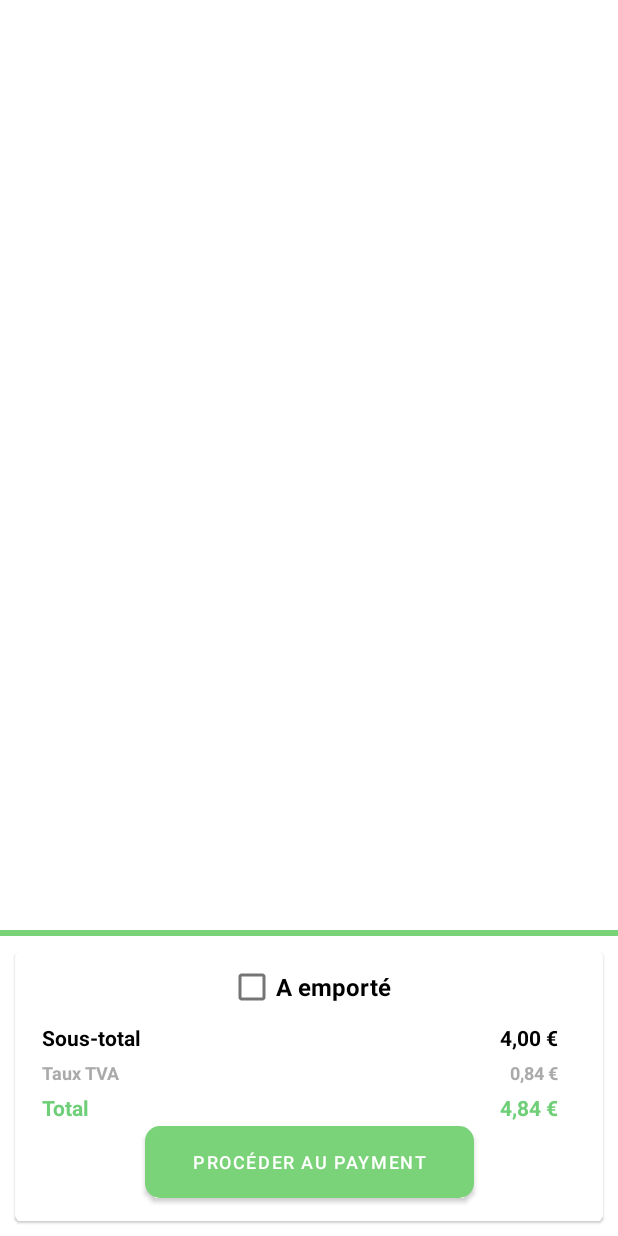
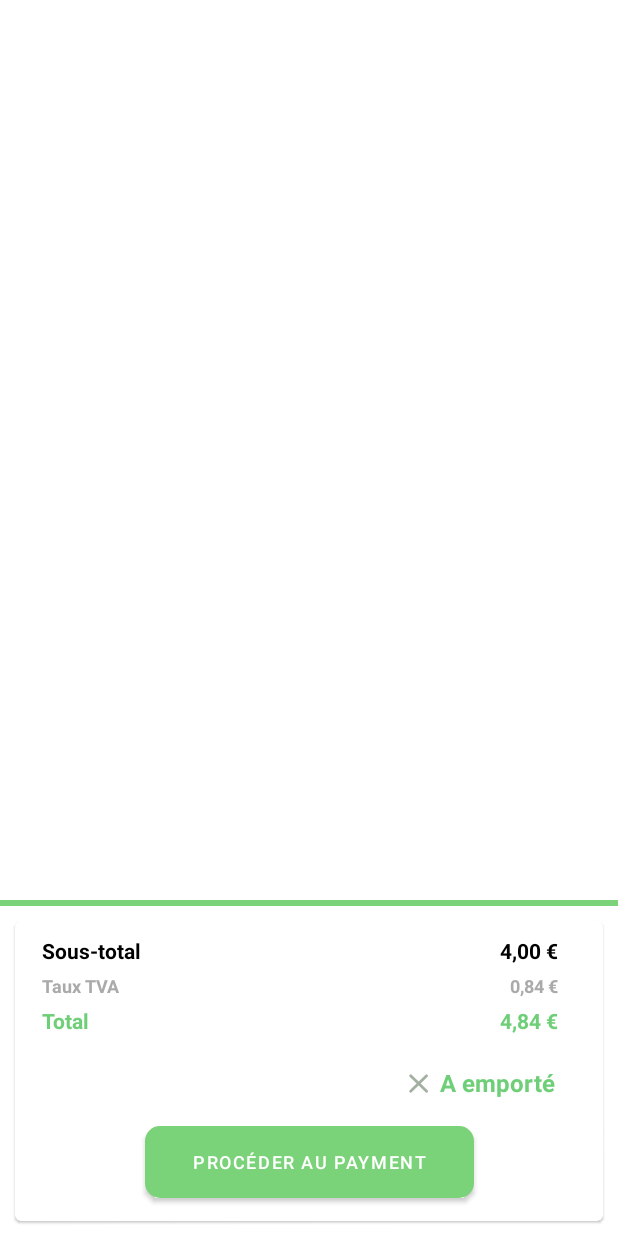
Before and after one commit to BenjaminSpoiden/CanteenAppAndroid, an Android app: the layout fragment_orders.xml on its own in the app's theme, with its tools: preview values and no code run, on a phone screen of 412 x 824 dp. Run offline under Robolectric (Android 15) with nearby library versions, the light colour scheme and no system bars; Roboto replaces fonts that are not available here.

Commit message:
Added custom checkbox UI for the orders's fragment

```diff
--- a/app/src/main/java/be/technifutur/devmob9/projet_cantinapp_android/view/ui/fragments/ContactFragment.kt
+++ b/app/src/main/java/be/technifutur/devmob9/projet_cantinapp_android/view/ui/fragments/ContactFragment.kt
@@ -1,6 +1,7 @@
 package be.technifutur.devmob9.projet_cantinapp_android.view.ui.fragments
 
 import android.os.Bundle
+import android.util.Log
 import android.view.LayoutInflater
 import android.view.View
 import android.view.ViewGroup
@@ -62,6 +63,7 @@ class ContactFragment: BaseFragment(), KodeinAware {
 
         contact_send_btn.isEnabled = false
 
+
         contactPageViewModel.serviceToContact.observe(viewLifecycleOwner, Observer { service ->
             contactPageViewModel.objectContact.observe(viewLifecycleOwner, Observer { objectContact ->
                 contactPageViewModel.message.observe(viewLifecycleOwner, Observer { message ->
--- a/app/src/main/java/be/technifutur/devmob9/projet_cantinapp_android/view/ui/fragments/OrdersFragment.kt
+++ b/app/src/main/java/be/technifutur/devmob9/projet_cantinapp_android/view/ui/fragments/OrdersFragment.kt
@@ -2,6 +2,9 @@ package be.technifutur.devmob9.projet_cantinapp_android.view.ui.fragments
 
 import android.app.Activity
 import android.content.Context
+import android.content.res.ColorStateList
+import android.content.res.Resources
+import android.graphics.Color
 import android.os.Bundle
 import android.view.LayoutInflater
 import android.view.View
@@ -39,6 +42,20 @@ class OrdersFragment : BaseFragment() {
 
         payment_checkout_btn.setOnClickListener {
             listener?.openCheckoutFragment()
+        }
+
+        val checkedDrawable = requireContext().resources.getDrawable(R.drawable.ic_check, resources.newTheme())
+        val uncheckedDrawable = requireContext().resources.getDrawable(R.drawable.ic_unchecked, resources.newTheme())
+
+
+        a_emporte_cb.setOnCheckedChangeListener { buttonView, isChecked ->
+            if (a_emporte_cb.isChecked) {
+                a_emporte_cb.setCompoundDrawablesWithIntrinsicBounds(checkedDrawable, null, null, null)
+                a_emporte_cb.setTextColor(Color.WHITE)
+            }else {
+                a_emporte_cb.setCompoundDrawablesWithIntrinsicBounds(uncheckedDrawable, null, null, null)
+                a_emporte_cb.setTextColor(resources.getColor(R.color.lightGreen, resources.newTheme()))
+            }
         }
     }
 
--- a/app/src/main/java/be/technifutur/devmob9/projet_cantinapp_android/viewmodel/ContactPageViewModel.kt
+++ b/app/src/main/java/be/technifutur/devmob9/projet_cantinapp_android/viewmodel/ContactPageViewModel.kt
@@ -28,4 +28,5 @@ class ContactPageViewModel(private val contactPageRepository: ContactPageReposit
 
     fun onClickChoosingFile() = contactPageRepository.onChangedDocument()
 
+
 }
--- /dev/null
+++ b/app/src/main/res/drawable/checkbox_checked.xml
@@ -0,0 +1,12 @@
+<?xml version="1.0" encoding="utf-8"?>
+<shape
+    xmlns:android="http://schemas.android.com/apk/res/android"
+    android:shape="rectangle">
+    <solid
+        android:color="@color/lightGreen"/>
+    <corners
+        android:radius="5dp"/>
+    <size
+        android:height="35dp"
+        android:width="144dp"/>
+</shape>
--- /dev/null
+++ b/app/src/main/res/drawable/checkbox_selector.xml
@@ -0,0 +1,5 @@
+<?xml version="1.0" encoding="utf-8"?>
+<selector xmlns:android="http://schemas.android.com/apk/res/android">
+    <item android:state_checked="true" android:drawable="@drawable/checkbox_checked"/>
+    <item android:state_checked="false" android:drawable="@drawable/checkbox_unchecked"/>
+</selector>
--- /dev/null
+++ b/app/src/main/res/drawable/checkbox_unchecked.xml
@@ -0,0 +1,12 @@
+<?xml version="1.0" encoding="utf-8"?>
+<shape
+    xmlns:android="http://schemas.android.com/apk/res/android"
+    android:shape="rectangle">
+    <solid
+        android:color="@android:color/transparent"/>
+    <corners
+        android:radius="5dp"/>
+    <size
+        android:height="35dp"
+        android:width="144dp"/>
+</shape>
--- /dev/null
+++ b/app/src/main/res/drawable/ic_check.xml
@@ -0,0 +1,5 @@
+<vector android:height="24dp" android:tint="#ffffff"
+    android:viewportHeight="24.0" android:viewportWidth="24.0"
+    android:width="24dp" xmlns:android="http://schemas.android.com/apk/res/android">
+    <path android:fillColor="#FF000000" android:pathData="M9,16.17L4.83,12l-1.42,1.41L9,19 21,7l-1.41,-1.41z"/>
+</vector>
--- /dev/null
+++ b/app/src/main/res/drawable/ic_unchecked.xml
@@ -0,0 +1,24 @@
+<vector xmlns:android="http://schemas.android.com/apk/res/android"
+    android:width="24dp"
+    android:height="24dp"
+    android:viewportWidth="512"
+    android:viewportHeight="512">
+  <path
+      android:pathData="m137.307,154.389 l226.69,217.557"
+      android:strokeAlpha="0.98"
+      android:strokeLineJoin="miter"
+      android:strokeWidth="40"
+      android:fillColor="#A1AF9F"
+      android:strokeColor="#A1AF9F"
+      android:fillAlpha="0.98"
+      android:strokeLineCap="round"/>
+  <path
+      android:pathData="m363.996,154.389 l-226.69,217.557"
+      android:strokeAlpha="0.98"
+      android:strokeLineJoin="miter"
+      android:strokeWidth="40"
+      android:fillColor="#A1AF9F"
+      android:strokeColor="#A1AF9F"
+      android:fillAlpha="0.98"
+      android:strokeLineCap="round"/>
+</vector>
--- a/app/src/main/res/layout/fragment_orders.xml
+++ b/app/src/main/res/layout/fragment_orders.xml
@@ -28,7 +28,7 @@
     <com.google.android.material.card.MaterialCardView
         android:id="@+id/proceedToCheckout_bg"
         android:layout_width="match_parent"
-        android:layout_height="180dp"
+        android:layout_height="200dp"
         android:layout_margin="10dp"
         app:layout_constraintBottom_toBottomOf="parent"
         app:layout_constraintEnd_toEndOf="parent"
@@ -40,14 +40,24 @@
 
             <com.google.android.material.checkbox.MaterialCheckBox
                 android:id="@+id/a_emporte_cb"
-                android:layout_width="wrap_content"
-                android:layout_height="wrap_content"
+                android:layout_width="120dp"
+                android:layout_height="35dp"
+                android:background="@drawable/checkbox_selector"
+                android:button="@null"
+                android:checked="false"
+                android:drawableStart="@drawable/ic_unchecked"
+                android:gravity="center"
+                android:paddingStart="5dp"
+                android:paddingEnd="10dp"
+                android:paddingBottom="2dp"
+                android:layout_marginTop="15dp"
+                android:layout_marginEnd="20dp"
                 android:text="A emporté"
+                android:textColor="@color/lightGreen"
                 android:textSize="16sp"
                 android:textStyle="bold"
                 app:layout_constraintEnd_toEndOf="parent"
-                app:layout_constraintStart_toStartOf="parent"
-                app:layout_constraintTop_toTopOf="parent" />
+                app:layout_constraintTop_toBottomOf="@+id/total_price" />
 
             <TextView
                 android:id="@+id/sub_total"
@@ -57,9 +67,10 @@
                 android:text="Sous-total"
                 android:textColor="@android:color/black"
                 android:textSize="14sp"
+                android:layout_marginTop="10dp"
                 android:textStyle="bold"
                 app:layout_constraintStart_toStartOf="parent"
-                app:layout_constraintTop_toBottomOf="@+id/a_emporte_cb" />
+                app:layout_constraintTop_toTopOf="parent" />
 
             <TextView
                 android:id="@+id/sub_total_price"
@@ -67,10 +78,11 @@
                 android:layout_height="wrap_content"
                 android:layout_marginEnd="30dp"
                 android:text="4,00 €"
+                android:layout_marginTop="10dp"
                 android:textColor="@android:color/black"
                 android:textStyle="bold"
                 app:layout_constraintEnd_toEndOf="parent"
-                app:layout_constraintTop_toBottomOf="@+id/a_emporte_cb" />
+                app:layout_constraintTop_toTopOf="parent" />
 
             <TextView
                 android:id="@+id/tva"
```
